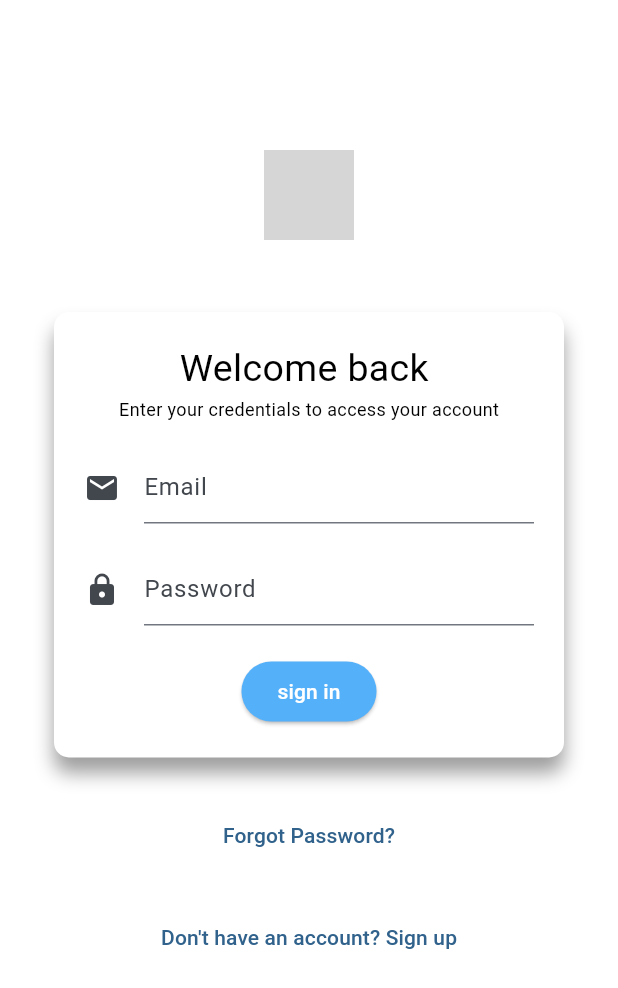
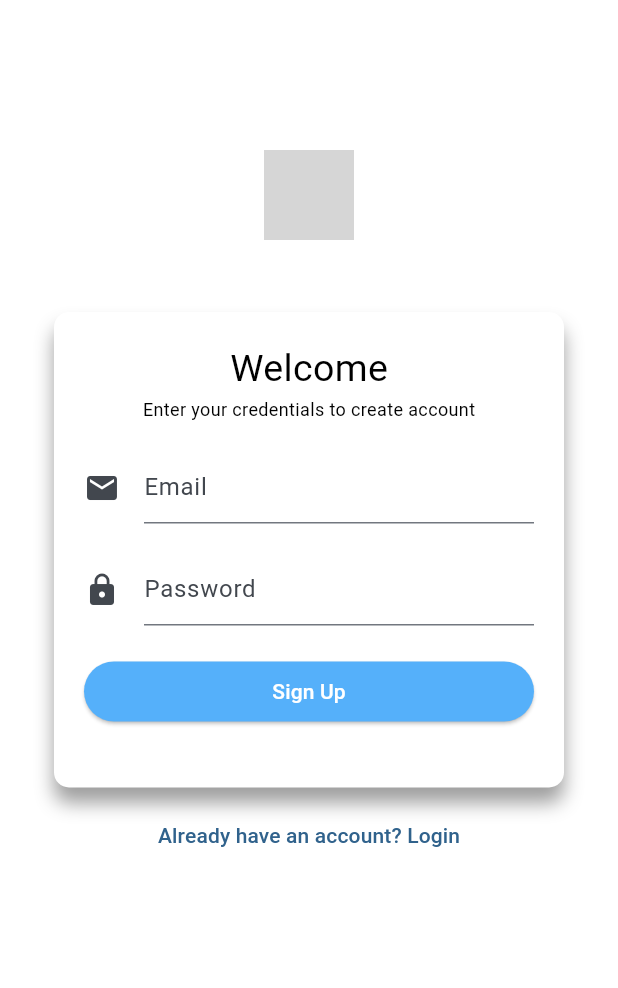
Before and after one commit to musondaAlexander/Flutter_Templates, a Flutter app: the screen it shows after launch, after a tap on an icon or button, on a phone screen of 412 x 824 dp. Shown: the top 988 px of the screen. Run offline on Flutter 3.47's test engine with Material 2 defaults, Android fonts, the phone set to English and light mode, and no system bars; our stand-ins replace get; Roboto replaces fonts that are missing (addressState); grey boxes are pictures that could not be loaded.

Commit message:
login and main file

```diff
--- a/practiceapplication/lib/login.dart
+++ b/practiceapplication/lib/login.dart
@@ -1,8 +1,10 @@
 import 'package:flutter/material.dart';
+import 'package:get/get.dart';
+import 'package:practiceapplication/signapp.dart';
 
 // create a stataeless widget for login screen
 class LoginScreen extends StatelessWidget {
-  const LoginScreen({super.key});
+  LoginScreen({super.key});
 
   @override
   Widget build(BuildContext context) {
@@ -68,7 +70,9 @@ class LoginScreen extends StatelessWidget {
                           ),
                         ),
                         const SizedBox(height: 20),
-                        ElevatedButton(
+                        SizedBox(
+                          width: 300,
+                          child: ElevatedButton(
                             onPressed: () {},
                             style: ButtonStyle(
                               backgroundColor: MaterialStateProperty.all(
@@ -76,7 +80,8 @@ class LoginScreen extends StatelessWidget {
                               foregroundColor:
                                   MaterialStateProperty.all(Colors.white),
                             ),
-                          child: const Text('sign in'),
+                            child: const Text('Sign In'),
+                          ),
                         ),
                       ]),
                 ),
@@ -92,7 +97,9 @@ class LoginScreen extends StatelessWidget {
             const SizedBox(height: 20),
             // Text button for dont have an account
             TextButton(
-              onPressed: () {},
+              onPressed: () {
+                Get.to(() => SignApp());
+              },
               child: const Text('Don\'t have an account? Sign up'),
             ),
           ]),
--- a/practiceapplication/lib/main.dart
+++ b/practiceapplication/lib/main.dart
@@ -1,5 +1,6 @@
 import 'package:flutter/material.dart';
 import 'package:practiceapplication/login.dart';
+import 'package:get/get.dart';
 
 void main() {
   runApp(const MyApp());
@@ -11,7 +12,7 @@ class MyApp extends StatelessWidget {
   // This widget is the root of your application.
   @override
   Widget build(BuildContext context) {
-    return MaterialApp(
+    return GetMaterialApp(
       debugShowCheckedModeBanner: false,
       title: 'Flutter Demo',
       theme: ThemeData(
@@ -20,7 +21,7 @@ class MyApp extends StatelessWidget {
         scaffoldBackgroundColor: Colors.white,
         useMaterial3: true,
       ),
-      home: const LoginScreen(),
+      home: LoginScreen(),
     );
   }
 }
--- /dev/null
+++ b/practiceapplication/lib/signapp.dart
@@ -0,0 +1,123 @@
+import 'package:flutter/material.dart';
+import 'package:get/get.dart';
+import 'package:practiceapplication/login.dart';
+
+// create a stataeless widget for login screen
+class SignApp extends StatelessWidget {
+  SignApp({super.key});
+
+  final TextEditingController emailController = TextEditingController();
+  final TextEditingController passwordController = TextEditingController();
+
+  @override
+  Widget build(BuildContext context) {
+    return Scaffold(
+      // appBar: AppBar(
+      //     // title: const Text('Login Screen'),
+      //     ),
+      body: Padding(
+          padding: const EdgeInsets.fromLTRB(0, 50, 0, 20),
+          child: Center(
+            child: Column(children: [
+              const SizedBox(height: 50),
+              Image.asset('assets/images/logoicon.ico', height: 60, width: 60),
+              const SizedBox(height: 40),
+              Padding(
+                padding: const EdgeInsets.all(8.0),
+                child: Container(
+                  decoration: BoxDecoration(
+                      color: Colors.white,
+                      borderRadius: BorderRadius.circular(10),
+                      boxShadow: const [
+                        BoxShadow(
+                            color: Colors.grey,
+                            blurRadius: 10,
+                            offset: Offset(0, 10))
+                      ]),
+                  child: Padding(
+                    padding: const EdgeInsets.all(20.0),
+                    child: Column(
+                        crossAxisAlignment: CrossAxisAlignment.center,
+                        children: [
+                          const Text('Welcome',
+                              style: TextStyle(
+                                fontSize: 25,
+                                color: Colors.black,
+                              )),
+                          const Text("Enter your credentials to create account",
+                              style: TextStyle(
+                                  fontSize: 12,
+                                  color: Colors.black,
+                                  fontFamily: AutofillHints.addressState)),
+                          const SizedBox(height: 20),
+                          SizedBox(
+                            width: 300,
+                            child: TextField(
+                              controller: emailController,
+                              decoration: InputDecoration(
+                                icon: Icon(Icons.email),
+                                hintText: 'Email',
+                              ),
+                            ),
+                          ),
+                          // INPUT FIELD FOR PASSWORD
+                          const SizedBox(height: 20),
+                          SizedBox(
+                            width: 300,
+                            child: TextField(
+                              controller: passwordController,
+                              obscureText: true,
+                              decoration: InputDecoration(
+                                icon: Icon(Icons.lock),
+                                hintText: 'Password',
+                              ),
+                            ),
+                          ),
+                          const SizedBox(height: 20),
+                          SizedBox(
+                            width: 300,
+                            child: ElevatedButton(
+                              style: ButtonStyle(
+                                backgroundColor: MaterialStateProperty.all(
+                                    const Color.fromARGB(255, 85, 176, 250)),
+                                foregroundColor:
+                                    MaterialStateProperty.all(Colors.white),
+                              ),
+                              onPressed: () {
+                                showDialog(
+                                  context: context,
+                                  builder: (context) {
+                                    return AlertDialog(
+                                      content: Text(emailController.text),
+                                    );
+                                  },
+                                );
+                              },
+                              child: Text('Sign Up'),
+                            ),
+                          ),
+                          const SizedBox(height: 20),
+                          // SizedBox(
+                          //   width: 300,
+                          //   child: ElevatedButton(
+                          //     onPressed: () {
+                          //       Get.to(LoginScreen());
+                          //     },
+                          //     child: Text('login'),
+                          //   ),
+                          // ),
+                        ]),
+                  ),
+                ),
+              ),
+              TextButton(
+                onPressed: () {
+                  Get.to(() => LoginScreen());
+                },
+                child: const Text('Already have an account? Login'),
+              ),
+            ]),
+          )),
+    );
+  }
+}
--- a/practiceapplication/pubspec.yaml
+++ b/practiceapplication/pubspec.yaml
@@ -35,6 +35,7 @@ dependencies:
   # The following adds the Cupertino Icons font to your application.
   # Use with the CupertinoIcons class for iOS style icons.
   cupertino_icons: ^1.0.2
+  get: ^4.3.8
 
 dev_dependencies:
   flutter_test:
```
Also changed, not shown: practiceapplication/pubspec.lock, 1 other file. Lines whose indentation alone changed are shown as unchanged.
